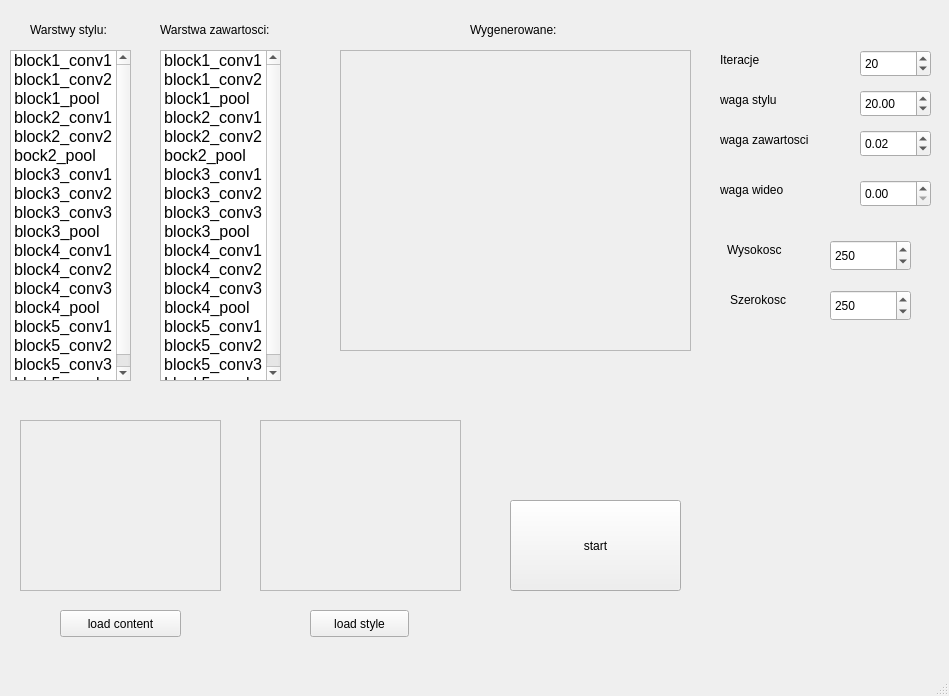
The window that desing_main.ui (Trojanku/video-style-transfer) describes before a commit, drawn with Qt 5.
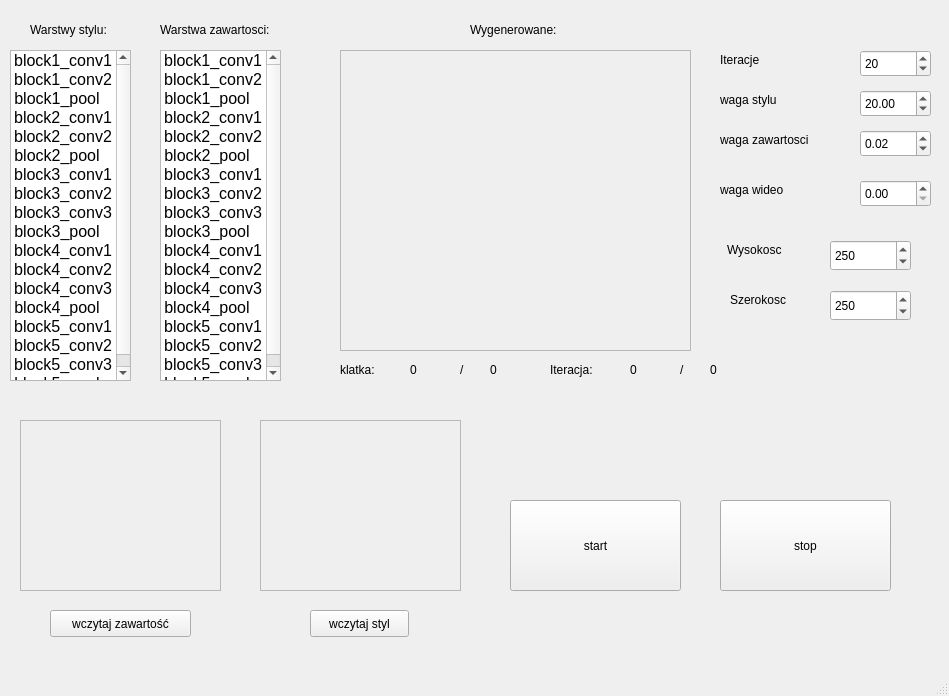
The same window after the commit.

Diff of the .ui file:
```diff
--- a/desing_main.ui
+++ b/desing_main.ui
@@ -334,14 +334,14 @@
    <widget class="QPushButton" name="contentbt">
     <property name="geometry">
      <rect>
-      <x>60</x>
+      <x>50</x>
       <y>610</y>
-      <width>121</width>
+      <width>141</width>
       <height>27</height>
      </rect>
     </property>
     <property name="text">
-     <string>load content</string>
+     <string>wczytaj zawartość</string>
     </property>
    </widget>
    <widget class="QPushButton" name="stylebt">
@@ -354,7 +354,7 @@
      </rect>
     </property>
     <property name="text">
-     <string>load style</string>
+     <string>wczytaj styl</string>
     </property>
    </widget>
    <widget class="QPushButton" name="start">
@@ -655,7 +655,7 @@
     </item>
     <item>
      <property name="text">
-      <string>bock2_pool</string>
+      <string>block2_pool</string>
      </property>
      <property name="checkState">
       <enum>Unchecked</enum>
@@ -840,7 +840,7 @@
     </item>
     <item>
      <property name="text">
-      <string>bock2_pool</string>
+      <string>block2_pool</string>
      </property>
     </item>
     <item>
@@ -907,6 +907,123 @@
      </property>
     </item>
    </widget>
+   <widget class="QLabel" name="label_frame">
+    <property name="geometry">
+     <rect>
+      <x>410</x>
+      <y>360</y>
+      <width>41</width>
+      <height>20</height>
+     </rect>
+    </property>
+    <property name="text">
+     <string>0</string>
+    </property>
+   </widget>
+   <widget class="QLabel" name="label_iter">
+    <property name="geometry">
+     <rect>
+      <x>630</x>
+      <y>360</y>
+      <width>41</width>
+      <height>20</height>
+     </rect>
+    </property>
+    <property name="text">
+     <string>0</string>
+    </property>
+   </widget>
+   <widget class="QLabel" name="label_10">
+    <property name="geometry">
+     <rect>
+      <x>340</x>
+      <y>360</y>
+      <width>51</width>
+      <height>20</height>
+     </rect>
+    </property>
+    <property name="text">
+     <string>klatka:</string>
+    </property>
+   </widget>
+   <widget class="QLabel" name="label_11">
+    <property name="geometry">
+     <rect>
+      <x>550</x>
+      <y>360</y>
+      <width>71</width>
+      <height>20</height>
+     </rect>
+    </property>
+    <property name="text">
+     <string>Iteracja:</string>
+    </property>
+   </widget>
+   <widget class="QLabel" name="label_klatka_2">
+    <property name="geometry">
+     <rect>
+      <x>460</x>
+      <y>360</y>
+      <width>16</width>
+      <height>20</height>
+     </rect>
+    </property>
+    <property name="text">
+     <string>/</string>
+    </property>
+   </widget>
+   <widget class="QLabel" name="label_klatka_max">
+    <property name="geometry">
+     <rect>
+      <x>490</x>
+      <y>360</y>
+      <width>41</width>
+      <height>20</height>
+     </rect>
+    </property>
+    <property name="text">
+     <string>0</string>
+    </property>
+   </widget>
+   <widget class="QLabel" name="label_klatka_4">
+    <property name="geometry">
+     <rect>
+      <x>680</x>
+      <y>360</y>
+      <width>16</width>
+      <height>20</height>
+     </rect>
+    </property>
+    <property name="text">
+     <string>/</string>
+    </property>
+   </widget>
+   <widget class="QLabel" name="label_iteracja_max">
+    <property name="geometry">
+     <rect>
+      <x>710</x>
+      <y>360</y>
+      <width>41</width>
+      <height>20</height>
+     </rect>
+    </property>
+    <property name="text">
+     <string>0</string>
+    </property>
+   </widget>
+   <widget class="QPushButton" name="stopb">
+    <property name="geometry">
+     <rect>
+      <x>720</x>
+      <y>500</y>
+      <width>171</width>
+      <height>91</height>
+     </rect>
+    </property>
+    <property name="text">
+     <string>stop</string>
+    </property>
+   </widget>
   </widget>
   <widget class="QMenuBar" name="menubar">
    <property name="geometry">
```
Left out of the diff: 2 changed lines with no effect on the pictures.
